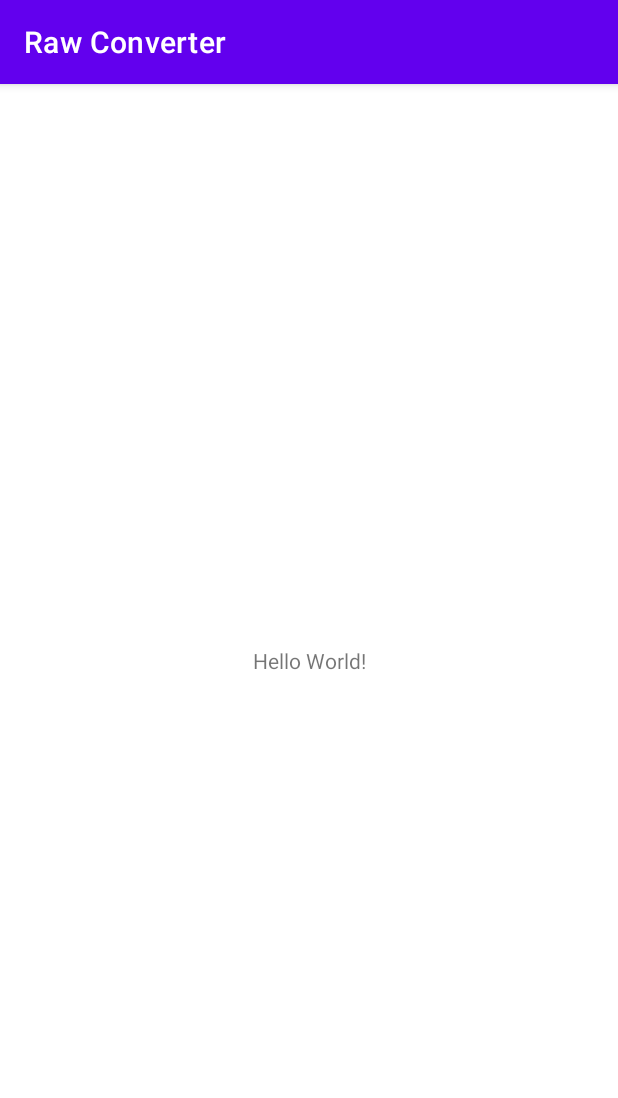
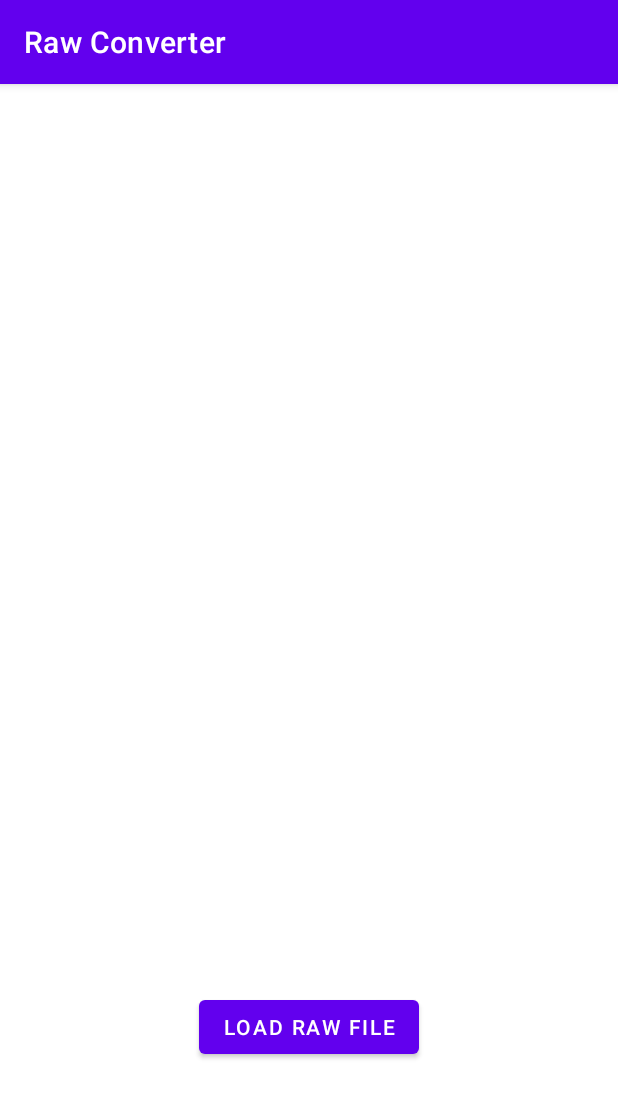
Before and after one commit to blackblur/raw-converter, an Android app: the screen it shows after launch (MainActivity), on a phone screen of 412 x 824 dp. Shown: the top 1098 px of the screen. Run offline under Robolectric (Android 15) with nearby library versions, the phone set to English and light mode, and no system bars; libraries missing offline, so code that uses them is left out: com.chaquo.python; 3 statements that could not run were skipped.

Commit message:
Add Button to choose Raw File from Storage

```diff
--- a/app/src/main/res/layout/activity_main.xml
+++ b/app/src/main/res/layout/activity_main.xml
@@ -6,13 +6,15 @@
     android:layout_height="match_parent"
     tools:context=".MainActivity">
 
-    <TextView
+    <Button
+        android:id="@+id/load_raw_btn"
         android:layout_width="wrap_content"
         android:layout_height="wrap_content"
-        android:text="Hello World!"
+        android:onClick="loadRawFile"
+        android:text="Load Raw File"
         app:layout_constraintBottom_toBottomOf="parent"
         app:layout_constraintEnd_toEndOf="parent"
         app:layout_constraintStart_toStartOf="parent"
-        app:layout_constraintTop_toTopOf="parent" />
-
+        app:layout_constraintTop_toTopOf="parent"
+        app:layout_constraintVertical_bias="0.84000003" />
 </androidx.constraintlayout.widget.ConstraintLayout>
```
Also changed, not shown: app/src/main/java/com/example/rawconverter/MainActivity.java (+78 -6 lines), 1 other file.
